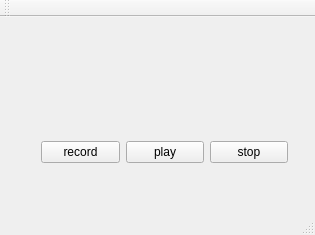
Old version of the form SoundRecordApp/mainwindow.ui in the repository alex-leleka/looper.
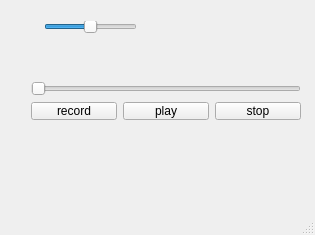
New version of the form. Icons and pictures are not drawn.

Commit message: Add soundplayback, sound volume control

Patch:
```diff
--- a/SoundRecordApp/mainwindow.ui
+++ b/SoundRecordApp/mainwindow.ui
@@ -17,12 +17,27 @@
    <widget class="QWidget" name="layoutWidget">
     <property name="geometry">
      <rect>
-      <x>30</x>
-      <y>110</y>
-      <width>269</width>
-      <height>51</height>
+      <x>20</x>
+      <y>70</y>
+      <width>292</width>
+      <height>61</height>
      </rect>
     </property>
+    <layout class="QVBoxLayout" name="verticalLayout">
+     <item>
+      <widget class="QSlider" name="playProgresSlider">
+       <property name="enabled">
+        <bool>false</bool>
+       </property>
+       <property name="tracking">
+        <bool>true</bool>
+       </property>
+       <property name="orientation">
+        <enum>Qt::Horizontal</enum>
+       </property>
+      </widget>
+     </item>
+     <item>
     <layout class="QHBoxLayout" name="horizontalLayout">
      <item>
       <widget class="QPushButton" name="recordButton">
@@ -52,6 +67,46 @@
       </widget>
      </item>
     </layout>
+     </item>
+    </layout>
+   </widget>
+   <widget class="QWidget" name="layoutWidget">
+    <property name="geometry">
+     <rect>
+      <x>20</x>
+      <y>10</y>
+      <width>128</width>
+      <height>34</height>
+     </rect>
+    </property>
+    <layout class="QHBoxLayout" name="horizontalLayout_2">
+     <item>
+      <widget class="QLabel" name="labelVolume">
+       <property name="text">
+        <string/>
+       </property>
+       <property name="pixmap">
+        <pixmap resource="SoundRecordApp.qrc">:/images/volume.png</pixmap>
+       </property>
+      </widget>
+     </item>
+     <item>
+      <widget class="QSlider" name="volumeSlider">
+       <property name="toolTip">
+        <string>Playing volume</string>
+       </property>
+       <property name="maximum">
+        <number>100</number>
+       </property>
+       <property name="value">
+        <number>50</number>
+       </property>
+       <property name="orientation">
+        <enum>Qt::Horizontal</enum>
+       </property>
+      </widget>
+     </item>
+    </layout>
    </widget>
   </widget>
   <widget class="QMenuBar" name="menuBar">
@@ -64,14 +119,6 @@
     </rect>
    </property>
   </widget>
-  <widget class="QToolBar" name="mainToolBar">
-   <attribute name="toolBarArea">
-    <enum>TopToolBarArea</enum>
-   </attribute>
-   <attribute name="toolBarBreak">
-    <bool>false</bool>
-   </attribute>
-  </widget>
   <widget class="QStatusBar" name="statusBar"/>
  </widget>
  <layoutdefault spacing="6" margin="11"/>
```
Left out of the diff: 6 changed lines with no effect on the pictures. Lines whose indentation alone changed are shown as unchanged. The commit also changes 10 other files.
